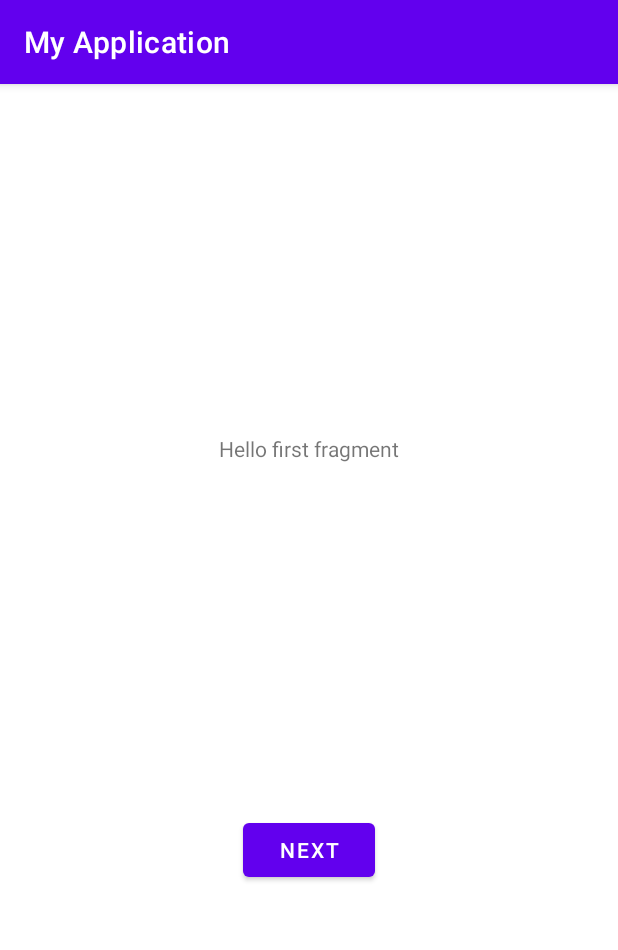
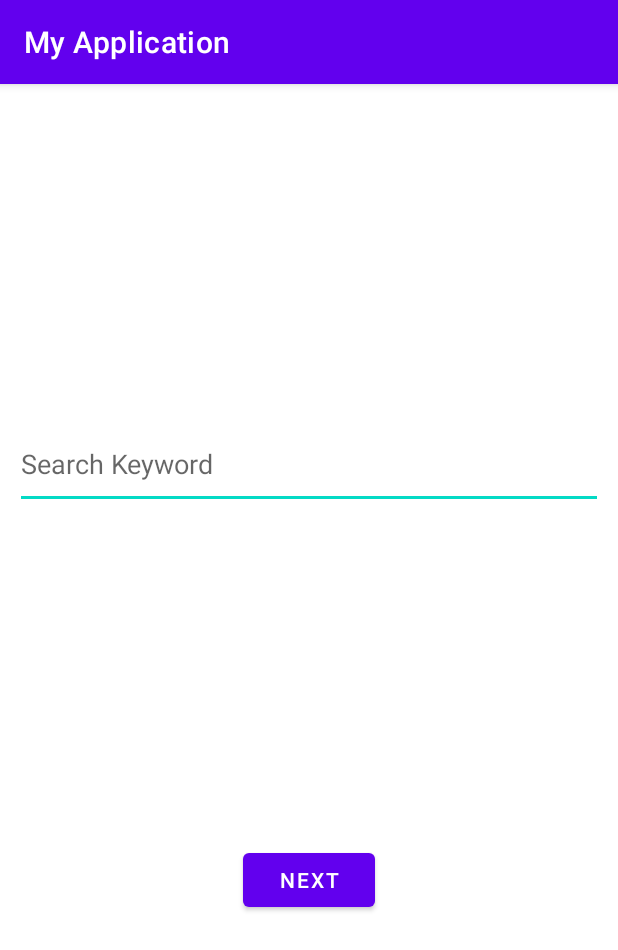
Before and after one commit to sharmakunal123/MVVMKotlinWithUT, an Android app: the screen it shows after launch (MainActivity), on a phone screen of 412 x 824 dp. Shown: the top 950 px of the screen. Run offline under Robolectric (Android 15) with nearby library versions, the phone set to English and light mode, and no system bars; our stand-ins replace Room's generated code; network calls fail; 4 statements that could not run were skipped.

```diff
--- a/MVVMStructure/app/src/main/AndroidManifest.xml
+++ b/MVVMStructure/app/src/main/AndroidManifest.xml
@@ -1,6 +1,8 @@
 <?xml version="1.0" encoding="utf-8"?>
 <manifest xmlns:android="http://schemas.android.com/apk/res/android"
     package="com.jobapply.myapplication">
+
+    <uses-permission android:name="android.permission.INTERNET" />
 
     <application
         android:allowBackup="true"
@@ -8,7 +10,8 @@
         android:label="@string/app_name"
         android:roundIcon="@mipmap/ic_launcher_round"
         android:supportsRtl="true"
-        android:theme="@style/Theme.MyApplication">
+        android:theme="@style/Theme.MyApplication"
+        android:usesCleartextTraffic="true">
         <activity
             android:name=".MainActivity"
             android:label="@string/app_name"
--- a/MVVMStructure/app/src/main/java/com/jobapply/myapplication/FirstFragment.kt
+++ b/MVVMStructure/app/src/main/java/com/jobapply/myapplication/FirstFragment.kt
@@ -1,24 +1,51 @@
 package com.jobapply.myapplication
 
 import android.os.Bundle
-import androidx.fragment.app.Fragment
 import android.view.LayoutInflater
 import android.view.View
 import android.view.ViewGroup
 import android.widget.Button
+import android.widget.EditText
+import androidx.core.widget.addTextChangedListener
+import androidx.fragment.app.Fragment
+import androidx.lifecycle.Observer
 import androidx.navigation.fragment.findNavController
+import com.jobapply.myapplication.viewmodels.NewsViewModel
+import kotlinx.coroutines.Job
+import kotlinx.coroutines.MainScope
+import kotlinx.coroutines.delay
+import kotlinx.coroutines.launch
 
-/**
- * A simple [Fragment] subclass as the default destination in the navigation.
- */
 class FirstFragment : Fragment() {
 
+    lateinit var mViewModel: NewsViewModel
+
     override fun onCreateView(
-            inflater: LayoutInflater, container: ViewGroup?,
-            savedInstanceState: Bundle?
+        inflater: LayoutInflater, container: ViewGroup?,
+        savedInstanceState: Bundle?
     ): View? {
-        // Inflate the layout for this fragment
-        return inflater.inflate(R.layout.fragment_first, container, false)
+        mViewModel = (activity as MainActivity).mViewModel
+        val view = inflater.inflate(R.layout.fragment_first, container, false)
+
+        var job: Job? = null
+        view.findViewById<EditText>(R.id.et_first).addTextChangedListener { editTable ->
+            job?.cancel()
+            job = MainScope().launch {
+                delay(5000)
+                if (editTable.toString().isNotEmpty()) {
+
+                }
+            }
+        }
+
+        mViewModel.breakingNews.observe(viewLifecycleOwner, Observer { resultResponse ->
+//            when(resultResponse) {
+//                is Resource.Success ->
+//
+//            }
+
+        })
+        return view
     }
 
     override fun onViewCreated(view: View, savedInstanceState: Bundle?) {
--- a/MVVMStructure/app/src/main/java/com/jobapply/myapplication/MainActivity.kt
+++ b/MVVMStructure/app/src/main/java/com/jobapply/myapplication/MainActivity.kt
@@ -1,17 +1,30 @@
 package com.jobapply.myapplication
 
 import android.os.Bundle
-import android.view.Menu
-import android.view.MenuItem
 import androidx.appcompat.app.AppCompatActivity
-import com.google.android.material.floatingactionbutton.FloatingActionButton
-import com.google.android.material.snackbar.Snackbar
+import androidx.lifecycle.ViewModelProvider
+import com.jobapply.myapplication.db.AppDatabase
+import com.jobapply.myapplication.factories.NewsFactoryCls
+import com.jobapply.myapplication.repositories.NewsRepository
+import com.jobapply.myapplication.viewmodels.NewsViewModel
 
 class MainActivity : AppCompatActivity() {
+
+    lateinit var mViewModel: NewsViewModel
 
     override fun onCreate(savedInstanceState: Bundle?) {
         super.onCreate(savedInstanceState)
         setContentView(R.layout.activity_main)
         setSupportActionBar(findViewById(R.id.toolbar))
+
+        // DB instance
+        val database = AppDatabase(context = this)
+        // Repository need DB instance
+        val repository = NewsRepository(database)
+        // Factory need Repository with DB inside it
+        val factory = NewsFactoryCls(repository)
+        // ViewModel
+        mViewModel = ViewModelProvider(this, factory).get(NewsViewModel::class.java)
+
     }
 }
--- a/MVVMStructure/app/src/main/java/com/jobapply/myapplication/db/AppDatabase.kt
+++ b/MVVMStructure/app/src/main/java/com/jobapply/myapplication/db/AppDatabase.kt
@@ -20,7 +20,7 @@ abstract class AppDatabase : RoomDatabase() {
         const val DATA_BASE = "article.db"
         private var instance: AppDatabase? = null
         var lock = Any()
-        fun invoke(context: Context) = instance ?: synchronized(lock) {
+        operator fun invoke(context: Context) = instance ?: synchronized(lock) {
             instance ?: createDatabase(context).also {
                 instance = it
             }
--- a/MVVMStructure/app/src/main/java/com/jobapply/myapplication/db/ArticleDao.kt
+++ b/MVVMStructure/app/src/main/java/com/jobapply/myapplication/db/ArticleDao.kt
@@ -1,19 +1,23 @@
 package com.jobapply.myapplication.db
 
 import androidx.room.*
-import com.jobapply.myapplication.model.ArticlesModel
+import com.jobapply.myapplication.model.Article
+import kotlinx.coroutines.flow.Flow
 
 @Dao
 interface ArticleDao {
 
     @Insert(onConflict = OnConflictStrategy.REPLACE)
-    suspend fun insertArticle(articlesModel: ArticlesModel): Long
+    suspend fun insertArticle(articlesModel: Article): Long
 
     @Query("SELECT * FROM articles")
-    suspend fun getAllArticles(): List<ArticlesModel>
+    suspend fun getAllArticles(): List<Article>
+
+    @Query("SELECT * FROM articles")
+    fun getAllArticlesThroughFlow(): Flow<List<Article>>
 
     @Delete
-    suspend fun deleteArticle(articlesModel: ArticlesModel): Long
+    suspend fun deleteArticle(articlesModel: Article)
 
 //    @Query("SELECT * FROM articles")
 //    suspend fun getAllArticles(): LiveData<ArticlesModel>
--- /dev/null
+++ b/MVVMStructure/app/src/main/java/com/jobapply/myapplication/factories/NewsFactoryCls.kt
@@ -0,0 +1,14 @@
+package com.jobapply.myapplication.factories
+
+import androidx.lifecycle.ViewModel
+import androidx.lifecycle.ViewModelProvider
+import com.jobapply.myapplication.repositories.NewsRepository
+import com.jobapply.myapplication.viewmodels.NewsViewModel
+
+class NewsFactoryCls(
+    val newsRepository: NewsRepository
+) : ViewModelProvider.Factory {
+    override fun <T : ViewModel?> create(modelClass: Class<T>): T {
+        return NewsViewModel(newsRepository) as T
+    }
+}
--- a/MVVMStructure/app/src/main/java/com/jobapply/myapplication/networkpack/NewsApi.kt
+++ b/MVVMStructure/app/src/main/java/com/jobapply/myapplication/networkpack/NewsApi.kt
@@ -8,7 +8,7 @@ import retrofit2.http.Query
 interface NewsApi {
     // ?q=tesla&from=2021-01-13&sortBy=publishedAt&apiKey=db010d13d4654541a0498ce7abdabc14
     @GET("v2/everything")
-    fun getArticles(
+    suspend fun getArticles(
         @Query("q") query: String,
         @Query("from") fromDate: String,
         @Query("sortBy") sortBy: String,
--- a/MVVMStructure/app/src/main/java/com/jobapply/myapplication/networkpack/RetrofitInstance.kt
+++ b/MVVMStructure/app/src/main/java/com/jobapply/myapplication/networkpack/RetrofitInstance.kt
@@ -1,5 +1,6 @@
 package com.jobapply.myapplication.networkpack
 
+import com.jobapply.myapplication.utils.Consts
 import okhttp3.OkHttpClient
 import okhttp3.logging.HttpLoggingInterceptor
 import retrofit2.Retrofit
@@ -12,8 +13,12 @@ object RetrofitInstance {
         logger.setLevel(HttpLoggingInterceptor.Level.BODY)
 
         val client = OkHttpClient.Builder().addInterceptor(logger).build()
-        Retrofit.Builder().addConverterFactory(GsonConverterFactory.create()).client(client)
+
+        Retrofit.Builder().baseUrl(Consts.BASE_URL)
+            .addConverterFactory(GsonConverterFactory.create()).client(client)
             .build()
+
+
     }
 
     val api by lazy {
--- /dev/null
+++ b/MVVMStructure/app/src/main/java/com/jobapply/myapplication/repositories/NewsRepository.kt
@@ -0,0 +1,30 @@
+package com.jobapply.myapplication.repositories
+
+import com.jobapply.myapplication.db.AppDatabase
+import com.jobapply.myapplication.model.Article
+import com.jobapply.myapplication.networkpack.RetrofitInstance
+import com.jobapply.myapplication.utils.Consts
+
+class NewsRepository(val database: AppDatabase) {
+
+    suspend fun getBreakingNews(query: String) =
+        RetrofitInstance.api.getArticles(
+            query,
+            "2021-01-13",
+            "publishedAt",
+            Consts.NEW_API_KEY
+        )
+
+    suspend fun searchNews(query: String) =
+        RetrofitInstance.api.getArticles(
+            query,
+            "2021-01-13",
+            "publishedAt",
+            Consts.NEW_API_KEY
+        )
+
+    suspend fun upsert(article: Article) = database.getArticleDao().insertArticle(article)
+
+    // Use of Flow
+    suspend fun getSavedArticles() = database.getArticleDao().getAllArticlesThroughFlow()
+}
--- /dev/null
+++ b/MVVMStructure/app/src/main/java/com/jobapply/myapplication/utils/Resource.kt
@@ -0,0 +1,10 @@
+package com.jobapply.myapplication.utils
+
+sealed class Resource<T>(
+    val data: T? = null,
+    val message: String? = null
+) {
+    class Success<T>(data: T) : Resource<T>(data)
+    class Error<T>(message: String?, data: T? = null) : Resource<T>(data, message)
+    class Loading<T> : Resource<T>()
+}
--- /dev/null
+++ b/MVVMStructure/app/src/main/java/com/jobapply/myapplication/viewmodels/NewsViewModel.kt
@@ -0,0 +1,58 @@
+package com.jobapply.myapplication.viewmodels
+
+import android.util.Log
+import androidx.lifecycle.MutableLiveData
+import androidx.lifecycle.ViewModel
+import androidx.lifecycle.viewModelScope
+import com.jobapply.myapplication.model.ArticlesModel
+import com.jobapply.myapplication.repositories.NewsRepository
+import com.jobapply.myapplication.utils.Resource
+import kotlinx.coroutines.flow.collect
+import kotlinx.coroutines.launch
+import retrofit2.Response
+
+// https://www.youtube.com/watch?v=v2yocpEcE_g&t=401s
+// https://www.youtube.com/watch?v=RkRX446RSPk
+// All from  :- https://www.youtube.com/watch?v=hMpP6N9LGFA&list=PLQkwcJG4YTCRF8XiCRESq1IFFW8COlxYJ&index=11
+class NewsViewModel(val repository: NewsRepository) : ViewModel() {
+
+    val breakingNews: MutableLiveData<Resource<ArticlesModel>> = MutableLiveData()
+    //    val searchNews: MutableLiveData<Resource<ArticlesModel>> = MutableLiveData()
+
+    var breakingNewsPage = 1
+
+    init {
+        getBreakingNews("tesla")
+    }
+
+    fun getBreakingNews(query: String) = viewModelScope.launch {
+        breakingNews.postValue(Resource.Loading())
+        val response = repository.getBreakingNews(query)
+        breakingNews.postValue(handleBreakingNewsResponse(response))
+    }
+
+
+    private fun handleBreakingNewsResponse(response: Response<ArticlesModel>): Resource<ArticlesModel> {
+        if (response.isSuccessful) {
+            response.body()?.let { resuleResponse ->
+                return Resource.Success(resuleResponse)
+            }
+        }
+        return Resource.Error(response.message())
+    }
+
+    fun search(search: String) {
+        getBreakingNews(search)
+    }
+
+    fun displayUsingFlow() {
+        viewModelScope.launch {
+            repository.getSavedArticles().collect {
+                // Update MutableViewModel
+                Log.e("displayData", "" + it.size)
+            }
+        }
+    }
+
+
+}
--- a/MVVMStructure/app/src/main/res/layout/fragment_first.xml
+++ b/MVVMStructure/app/src/main/res/layout/fragment_first.xml
@@ -6,11 +6,14 @@
     android:layout_height="match_parent"
     tools:context=".FirstFragment">
 
-    <TextView
-        android:id="@+id/textview_first"
-        android:layout_width="wrap_content"
-        android:layout_height="wrap_content"
-        android:text="@string/hello_first_fragment"
+    <EditText
+        android:id="@+id/et_first"
+        android:layout_width="match_parent"
+        android:layout_height="60dp"
+        android:layout_margin="10dp"
+        android:hint="Search Keyword"
+        android:imeOptions="actionDone"
+        android:textColor="@color/black"
         app:layout_constraintBottom_toTopOf="@id/button_first"
         app:layout_constraintEnd_toEndOf="parent"
         app:layout_constraintStart_toStartOf="parent"
@@ -24,5 +27,5 @@
         app:layout_constraintBottom_toBottomOf="parent"
         app:layout_constraintEnd_toEndOf="parent"
         app:layout_constraintStart_toStartOf="parent"
-        app:layout_constraintTop_toBottomOf="@id/textview_first" />
+        app:layout_constraintTop_toBottomOf="@id/et_first" />
 </androidx.constraintlayout.widget.ConstraintLayout>
```
Also changed, not shown: MVVMStructure/app/build.gradle (+11 -4 lines), MVVMStructure/app/src/main/java/com/jobapply/myapplication/SecondFragment.kt (+7 -4 lines), MVVMStructure/app/src/main/java/com/jobapply/myapplication/adapters/NewsAdapter.kt (added, +26 -0 lines).
